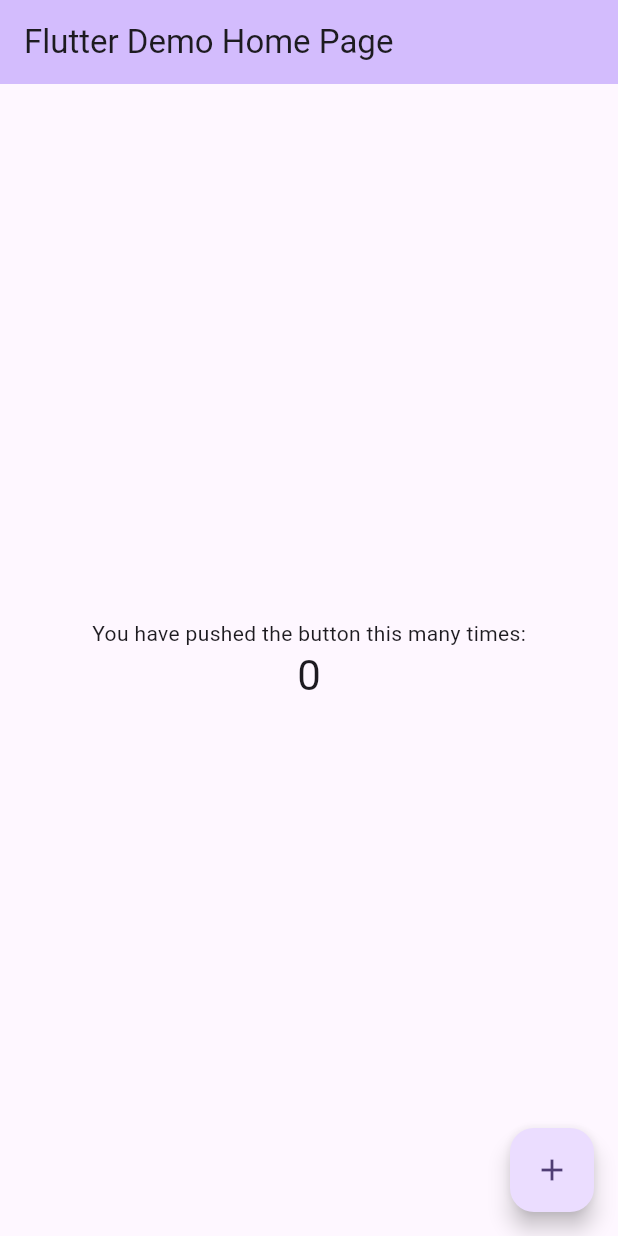
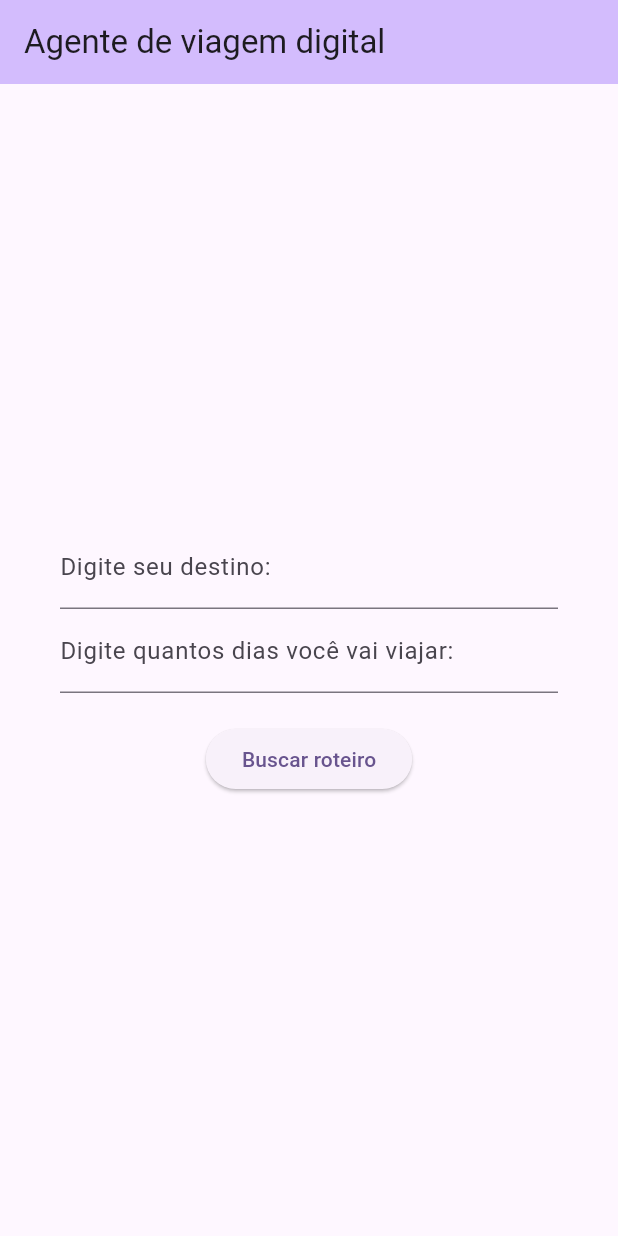
Before and after one commit to leonardo-lgomes/travel-agent, a Flutter app: the screen it shows after launch, on a phone screen of 412 x 824 dp. Run offline on Flutter 3.47's test engine with Material 3 defaults, Android fonts, the phone set to English and light mode, and no system bars.

Commit message:
Criando tela de busca e resultado

```diff
--- a/lib/main.dart
+++ b/lib/main.dart
@@ -1,5 +1,5 @@
 import 'package:flutter/material.dart';
-
+import 'views/result.dart';
 void main() {
   runApp(const MyApp());
 }
@@ -15,7 +15,7 @@ class MyApp extends StatelessWidget {
         colorScheme: ColorScheme.fromSeed(seedColor: Colors.deepPurple),
         useMaterial3: true,
       ),
-      home: const MyHomePage(title: 'Flutter Demo Home Page'),
+      home: const MyHomePage(title: 'Agente de viagem digital'),
     );
   }
 }
@@ -28,12 +28,12 @@ class MyHomePage extends StatefulWidget {
 }
 
 class _MyHomePageState extends State<MyHomePage> {
-  int _counter = 0;
 
-  void _incrementCounter() {
-    setState(() {
-      _counter++;
-    });
+  void result(){
+    Navigator.push(context, MaterialPageRoute(
+      builder: (context) => const Result(),
+      ),
+    );
   }
 
   @override
@@ -44,23 +44,18 @@ class _MyHomePageState extends State<MyHomePage> {
         title: Text(widget.title),
       ),
       body: Center(
-        child: Column(
-          mainAxisAlignment: MainAxisAlignment.center,
-          children: <Widget>[
-            const Text(
-              'You have pushed the button this many times:',
-            ),
-            Text(
-              '$_counter',
-              style: Theme.of(context).textTheme.headlineMedium,
-            ),
-          ],
+        child: Padding(
+          padding: const EdgeInsets.all(40),
+          child: Column(
+            mainAxisAlignment: MainAxisAlignment.center,
+            children:[
+              TextFormField(decoration:const InputDecoration(labelText: 'Digite seu destino: ')),
+              TextFormField(decoration:const InputDecoration(labelText: 'Digite quantos dias você vai viajar: ')),
+              const SizedBox(height: 20),
+              ElevatedButton(onPressed: result, child: const Text("Buscar roteiro"))
+            ],
+          ),
         ),
-      ),
-      floatingActionButton: FloatingActionButton(
-        onPressed: _incrementCounter,
-        tooltip: 'Increment',
-        child: const Icon(Icons.add),
       ),
     );
   }
```
Also changed, not shown: lib/views/result.dart (added, +27 -0 lines).
